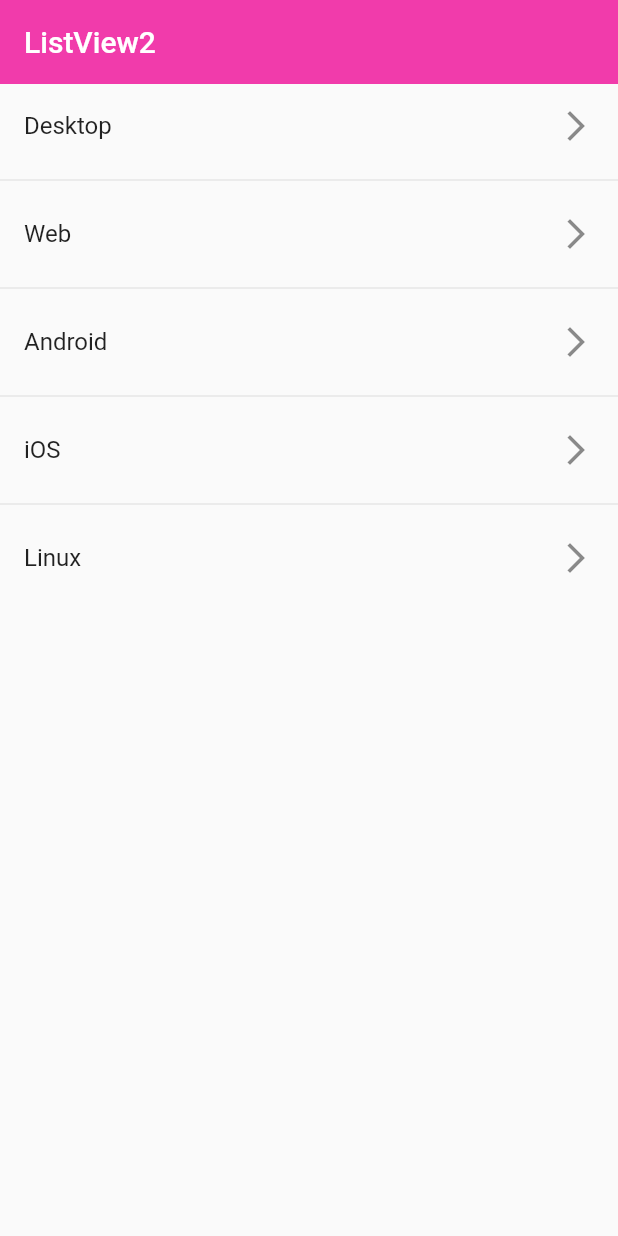
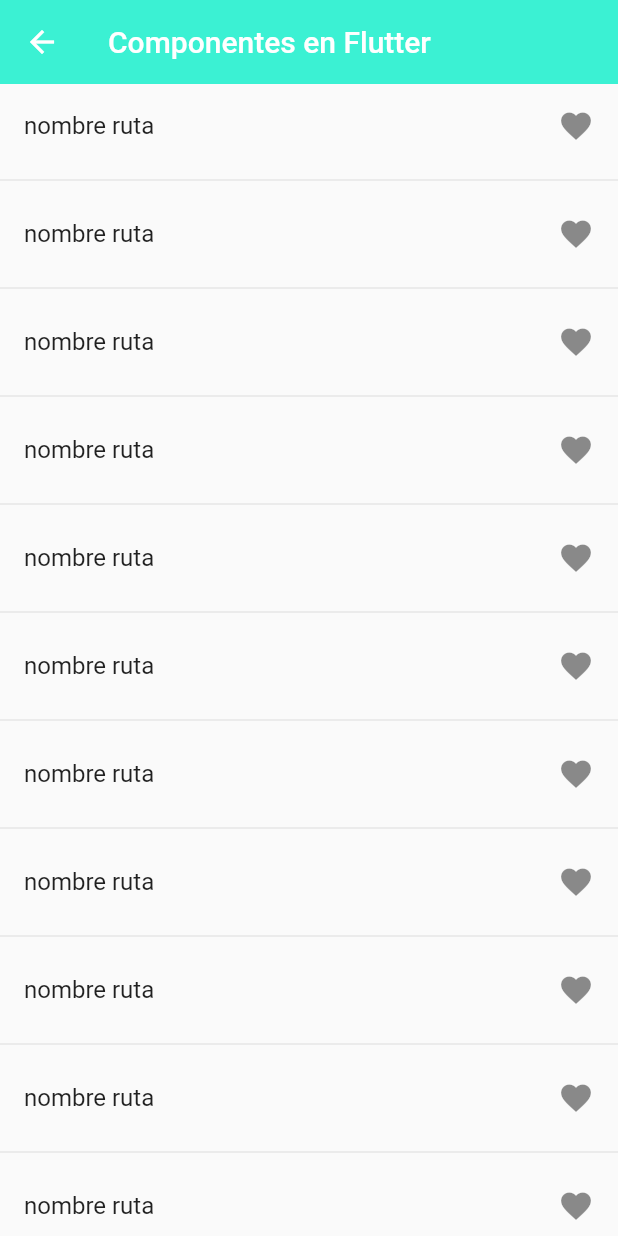
Before and after one commit to SamaritanoDev/flutter-basico, a Flutter app: the screen it shows after launch, on a phone screen of 412 x 824 dp. Run offline on Flutter 3.47's test engine with Material 2 defaults, Android fonts, the light colour scheme and no system bars.

Commit message:
navegando a una nueva pantalla

```diff
--- a/appflutterbasico/lib/main.dart
+++ b/appflutterbasico/lib/main.dart
@@ -1,6 +1,6 @@
 import 'package:flutter/material.dart';
 
-import 'package:appflutterbasico/screens/list_view2_screen.dart';
+import 'package:appflutterbasico/screens/screens.dart';
 
 void main() => runApp(const MyApp());
 
@@ -13,9 +13,23 @@ class MyApp extends StatelessWidget {
       debugShowCheckedModeBanner: false,
       title: 'Material App',
       theme: ThemeData(
-        primaryColor: const Color.fromARGB(255, 241, 59, 171),
+        primaryColor: colorpink,
       ),
-      home: const ListView2Screen()
+      //home: const CardScreen(),
+      initialRoute: '/home',
+      routes: {
+        '/home': (BuildContext context) => const HomeScreen(),
+        '/listView1': (BuildContext context) => const ListView1Screen(),
+        '/listView2': (BuildContext context) => const ListView2Screen(),
+        '/cardscreen': (BuildContext context) => const CardScreen(),
+        '/alertscreen': (BuildContext context) => const AlertScreen(),
+      },
+      onGenerateRoute: (settings) {
+        print(settings);
+        return MaterialPageRoute(
+          builder: (context) => const AlertScreen(),
+          );
+      },
     );
   }
 }
--- /dev/null
+++ b/appflutterbasico/lib/screens/home_screen.dart
@@ -0,0 +1,29 @@
+import 'package:appflutterbasico/screens/screens.dart';
+import 'package:flutter/material.dart';
+
+class HomeScreen extends StatelessWidget {
+  const HomeScreen({Key? key}) : super(key: key);
+
+  @override
+  Widget build(BuildContext context) {
+    return Scaffold(
+        appBar: AppBar(
+          title: const Text('Componentes en Flutter'),
+          backgroundColor: colorjade,
+          elevation: 0,
+        ),
+        body: ListView.separated(
+            itemBuilder: (context, index) => ListTile(
+                trailing: const Icon(Icons.favorite),
+                title: const Text('nombre ruta'),
+                onTap: () {
+                  //final route = MaterialPageRoute(
+                  //  builder: (context) => const ListView1Screen()
+                  //);
+                  //Navigator.push(context, route );
+                  Navigator.pushNamed(context, '/home');
+                }),
+            separatorBuilder: (_, __) => const Divider(),
+            itemCount: 100));
+  }
+}
--- a/appflutterbasico/lib/screens/list_view2_screen.dart
+++ b/appflutterbasico/lib/screens/list_view2_screen.dart
@@ -1,3 +1,4 @@
+import 'package:appflutterbasico/screens/screens.dart';
 import 'package:flutter/material.dart';
 
 class ListView2Screen extends StatelessWidget {
@@ -8,7 +9,7 @@ class ListView2Screen extends StatelessWidget {
 
   @override
   Widget build(BuildContext context) {
-    Color colorpink = const Color.fromARGB(255, 241, 59, 171);
+
     return Scaffold(
         appBar: AppBar(
           title: const Text('ListView2'),
@@ -22,6 +23,7 @@ class ListView2Screen extends StatelessWidget {
             trailing: const Icon(Icons.arrow_forward_ios_outlined),
             onTap: () {
               final game = options[index];
+              // ignore: avoid_print
               print(game);
             },
           ),
```
Also changed, not shown: appflutterbasico/lib/screens/screens.dart (added, +9 -0 lines).
